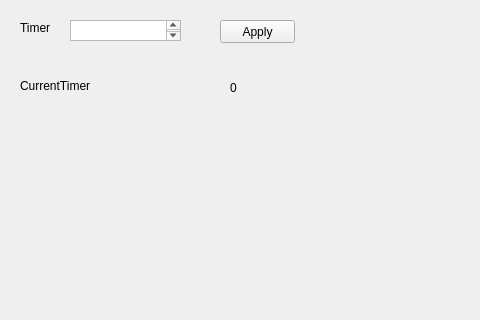
This is ksu_hm/UI/Window.ui in lookau1004/KSU_HM as Qt 5 draws it before an edit; both pictures show x 0 to 480 and y 0 to 320 of the 800 by 600 pixel window. The edited form follows.
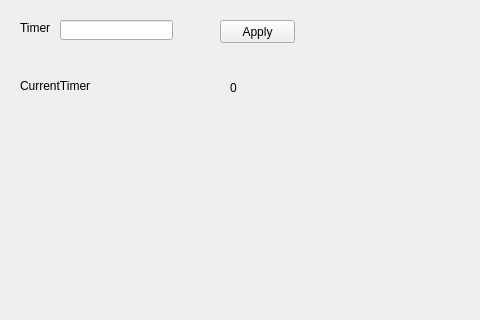
This is the edited form.

Commit message: Enter키 기능 추가, TimerTextEdit -> TimerLineEdit 으로 변경

```diff
--- a/ksu_hm/UI/Window.ui
+++ b/ksu_hm/UI/Window.ui
@@ -27,16 +27,6 @@
      <string>Timer</string>
     </property>
    </widget>
-   <widget class="QTextEdit" name="WinTimerTxt">
-    <property name="geometry">
-     <rect>
-      <x>70</x>
-      <y>20</y>
-      <width>111</width>
-      <height>21</height>
-     </rect>
-    </property>
-   </widget>
    <widget class="QPushButton" name="WinApplyBtn">
     <property name="geometry">
      <rect>
@@ -76,6 +66,16 @@
      <string>0</string>
     </property>
    </widget>
+   <widget class="QLineEdit" name="WinTimerTxt">
+    <property name="geometry">
+     <rect>
+      <x>60</x>
+      <y>20</y>
+      <width>113</width>
+      <height>20</height>
+     </rect>
+    </property>
+   </widget>
   </widget>
   <widget class="QMenuBar" name="menubar">
    <property name="geometry">
```
The commit also changes 3 other files.
